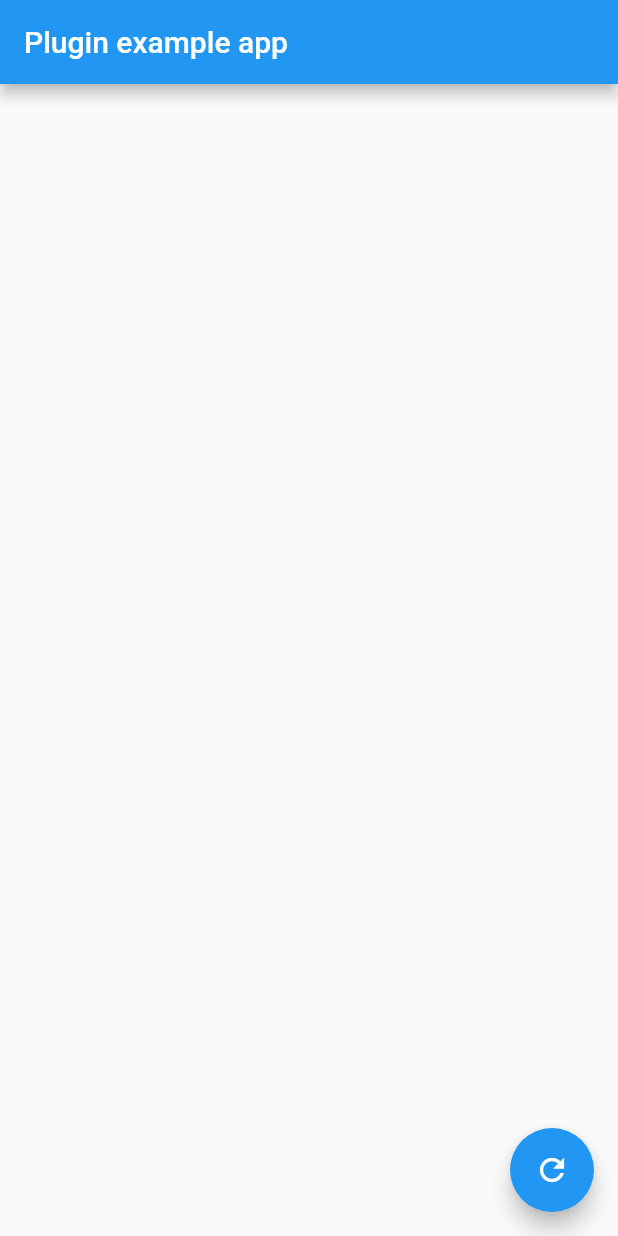
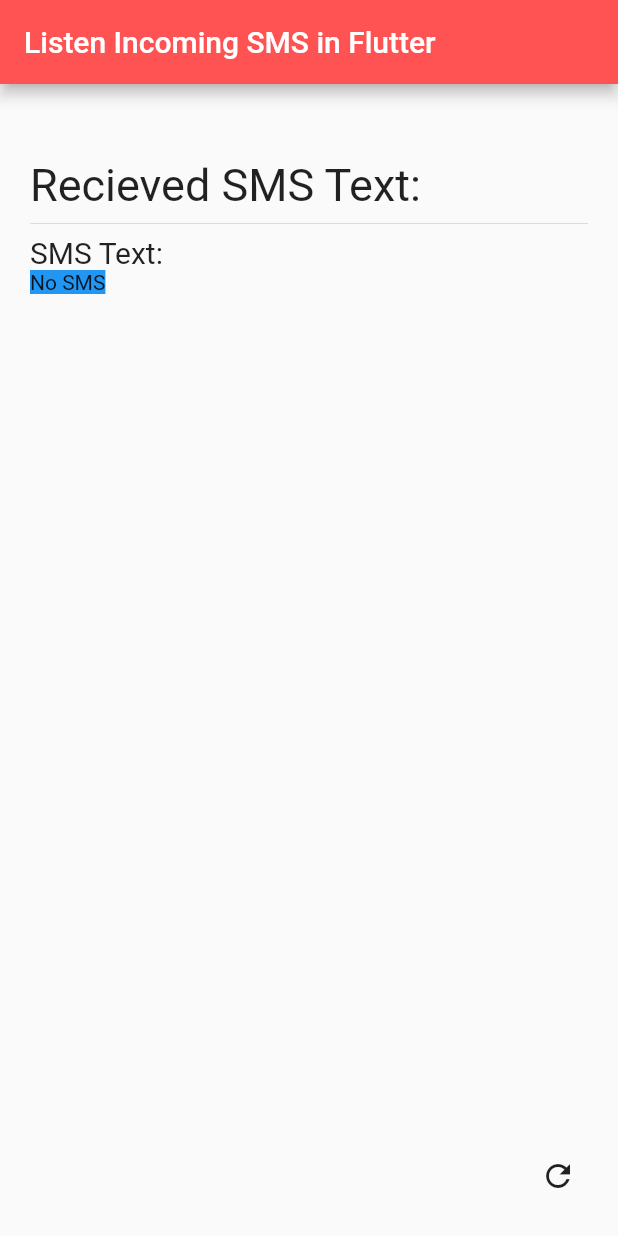
Before and after one commit to Team15-kfupm/myRewards-flutter, a Flutter app: the screen it shows after launch, after a tap on the "refresh" icon, on a phone screen of 412 x 824 dp. Run offline on Flutter 3.47's test engine with Material 2 defaults, Android fonts, the phone set to English and light mode, and no system bars; our stand-ins replace permission_handler; missing offline and left inert: telephony.

Commit message:
create message receiver

```diff
--- a/lib/test_sms.dart
+++ b/lib/test_sms.dart
@@ -1,6 +1,8 @@
+import 'dart:developer';
+
 import 'package:flutter/material.dart';
-import 'package:flutter_sms_inbox/flutter_sms_inbox.dart';
 import 'package:permission_handler/permission_handler.dart';
+import 'package:telephony/telephony.dart';
 
 class TestSMS extends StatefulWidget {
   const TestSMS({Key? key}) : super(key: key);
@@ -10,11 +12,24 @@ class TestSMS extends StatefulWidget {
 }
 
 class _TestSMSState extends State<TestSMS> {
-  final SmsQuery _query = SmsQuery();
-  List<SmsMessage> _messages = [];
+  List<SmsMessage> messages = [];
+  String sms = "";
+  Telephony telephony = Telephony.instance;
 
   @override
   void initState() {
+    telephony.listenIncomingSms(
+      onNewMessage: (SmsMessage message) {
+        print(message.address); //+977981******67, sender nubmer
+        print(message.body); //sms text
+        print(message.date); //1659690242000, timestamp
+        setState(() {
+          sms = message.body.toString();
+        });
+      },
+      listenInBackground: false,
+    );
+
     super.initState();
   }
 
@@ -22,41 +37,39 @@ class _TestSMSState extends State<TestSMS> {
   Widget build(BuildContext context) {
     return Scaffold(
       appBar: AppBar(
-        title: const Text('Plugin example app'),
-      ),
+          title: Text("Listen Incoming SMS in Flutter"),
+          backgroundColor: Colors.redAccent),
       body: Container(
-        padding: const EdgeInsets.all(10.0),
-        child: ListView.builder(
-          shrinkWrap: true,
-          itemCount: _messages.length,
-          itemBuilder: (BuildContext context, int i) {
-            var message = _messages[i];
-
-            return ListTile(
-              title:
-                  Text('${message.sender} [${message.body!.contains('شراء')}]'),
-              subtitle: Text('${message.body}'),
-            );
-          },
-        ),
-      ),
-      floatingActionButton: FloatingActionButton(
+          padding: EdgeInsets.only(top: 50, left: 20, right: 20),
+          alignment: Alignment.topLeft,
+          child: Column(
+            crossAxisAlignment: CrossAxisAlignment.start,
+            children: [
+              Text(
+                "Recieved SMS Text:",
+                style: TextStyle(fontSize: 30),
+              ),
+              Divider(),
+              Text(
+                "SMS Text:" + sms,
+                style: TextStyle(fontSize: 20),
+              ),
+              Container(
+                color: Colors.blue,
+                child: Text(messages.length == 0
+                    ? "No SMS"
+                    : messages[7].body.toString()),
+              )
+            ],
+          )),
+      floatingActionButton: IconButton(
+        icon: Icon(Icons.refresh),
         onPressed: () async {
-          var permission = await Permission.sms.status;
-          if (permission.isGranted) {
-            final messages = await _query.querySms(
-              kinds: [SmsQueryKind.inbox, SmsQueryKind.sent],
-              // address: '+254712345789',
-              count: 10,
-            );
-            debugPrint('sms inbox messages: ${messages.length}');
-
-            setState(() => _messages = messages);
-          } else {
-            await Permission.sms.request();
-          }
+          messages = await telephony.getInboxSms(
+            columns: [SmsColumn.ADDRESS, SmsColumn.BODY, SmsColumn.DATE],
+          );
+          setState(() {});
         },
-        child: const Icon(Icons.refresh),
       ),
     );
   }
--- a/pubspec.yaml
+++ b/pubspec.yaml
@@ -34,10 +34,8 @@ dependencies:
   # The following adds the Cupertino Icons font to your application.
   # Use with the CupertinoIcons class for iOS style icons.
   cupertino_icons: ^1.0.2
-  sms_advanced: ^1.0.1
   permission_handler: ^10.2.0
-  flutter_sms: ^2.3.3
-  flutter_sms_inbox: ^1.0.2
+  telephony: ^0.2.0
 
 dev_dependencies:
   flutter_test:
```
Also changed, not shown: 2 other files.
